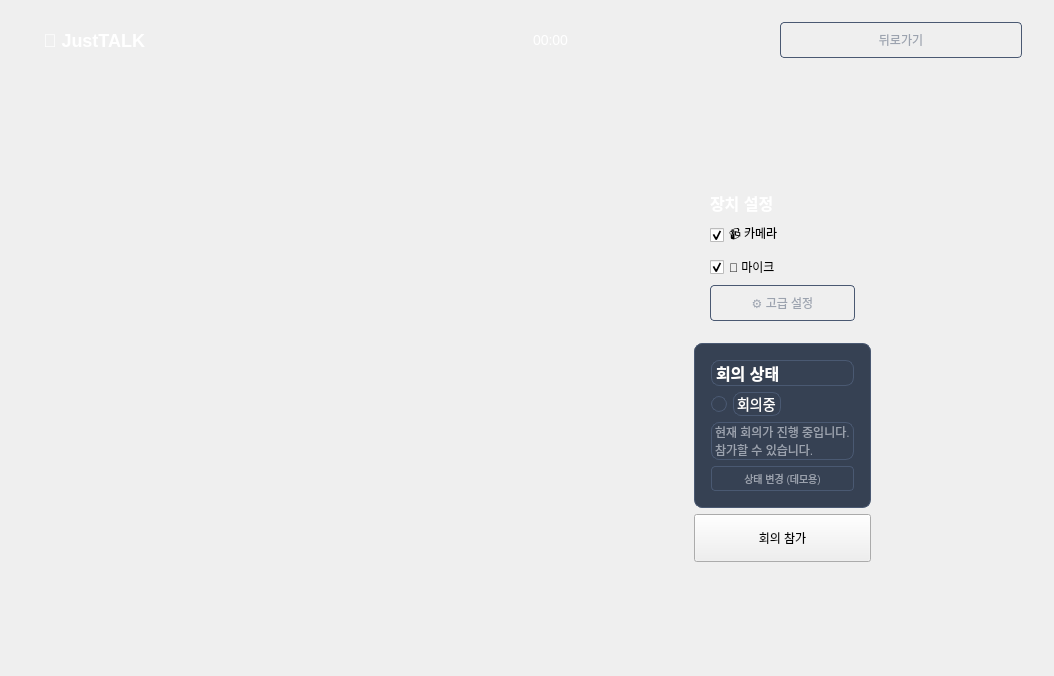
Above: lobby.ui from JustTALK-veda/Client_QT before the change. Below: the same form after it.
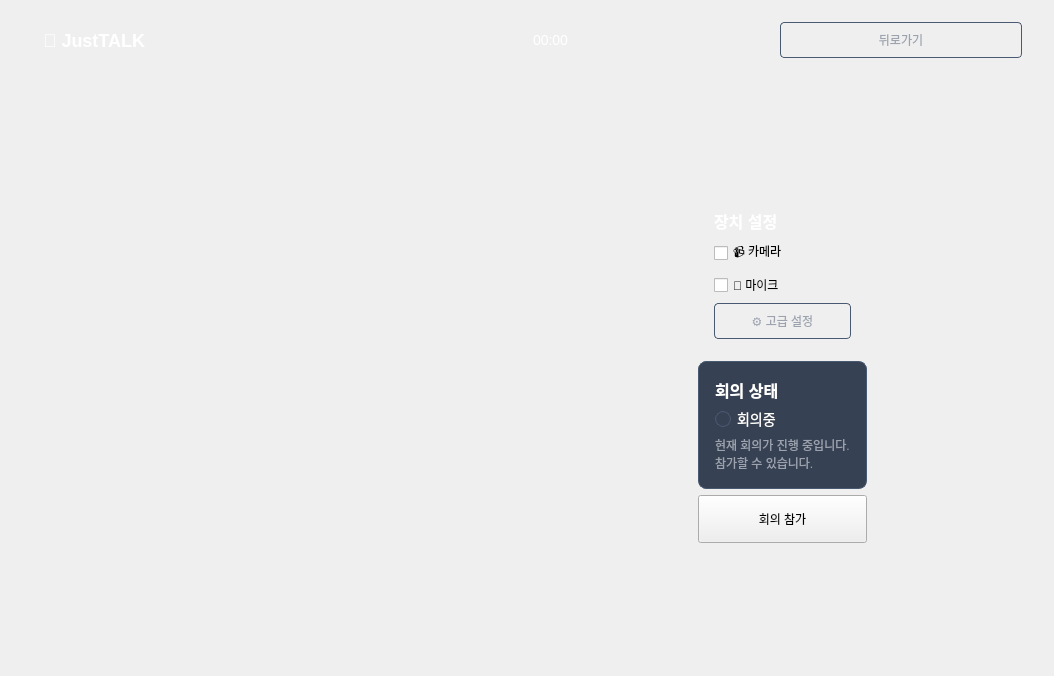
That is the form after the change. Custom widgets are drawn as their Qt base class.

Commit message: refactor:lobby 웹캠,마이크 연결

Patch:
```diff
--- a/lobby.ui
+++ b/lobby.ui
@@ -243,7 +243,7 @@
                    <string>📹 카메라</string>
                   </property>
                   <property name="checked">
-                   <bool>true</bool>
+                   <bool>false</bool>
                   </property>
                  </widget>
                 </item>
@@ -253,7 +253,7 @@
                    <string>🎤 마이크</string>
                   </property>
                   <property name="checked">
-                   <bool>true</bool>
+                   <bool>false</bool>
                   </property>
                  </widget>
                 </item>
@@ -308,7 +308,8 @@
                 <item>
                  <widget class="QLabel" name="statusTitleLabel">
                   <property name="styleSheet">
-                   <string>color: white; font-size: 16px; font-weight: bold;</string>
+                   <string notr="true">color: white; font-size: 16px; font-weight: bold;
+background: transparent; border: none;</string>
                   </property>
                   <property name="text">
                    <string>회의 상태</string>
@@ -336,7 +337,8 @@
                   <item>
                    <widget class="QLabel" name="meetingStatusLabel">
                     <property name="styleSheet">
-                     <string>color: white; font-size: 14px;</string>
+                     <string notr="true">color: white; font-size: 14px;
+background: transparent; border: none;</string>
                     </property>
                     <property name="text">
                      <string>회의중</string>
@@ -361,7 +363,8 @@
                 <item>
                  <widget class="QLabel" name="meetingDescLabel">
                   <property name="styleSheet">
-                   <string>color: #9CA3AF; font-size: 12px;</string>
+                   <string notr="true">color: #9CA3AF; font-size: 12px;
+background: transparent; border: none;</string>
                   </property>
                   <property name="text">
                    <string>현재 회의가 진행 중입니다. 참가할 수 있습니다.</string>
@@ -371,28 +374,6 @@
                   </property>
                  </widget>
                 </item>
-                <item>
-                 <widget class="QPushButton" name="statusToggleButton">
-                  <property name="styleSheet">
-                   <string>
-                QPushButton {
-                 background-color: transparent;
-                 border: 1px solid #4A5972;
-                 color: #9CA3AF;
-                 padding: 4px 8px;
-                 border-radius: 4px;
-                 font-size: 10px;
-                }
-                QPushButton:hover {
-                 background-color: #4A5972;
-                }
-               </string>
-                  </property>
-                  <property name="text">
-                   <string>상태 변경 (데모용)</string>
-                  </property>
-                 </widget>
-                </item>
                </layout>
               </widget>
              </item>
```
The commit also changes 3 other files.
